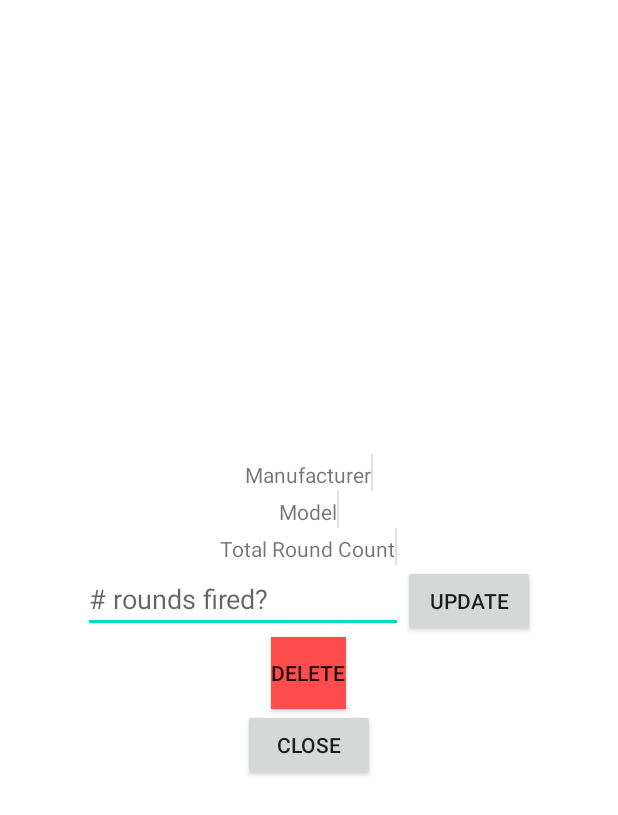
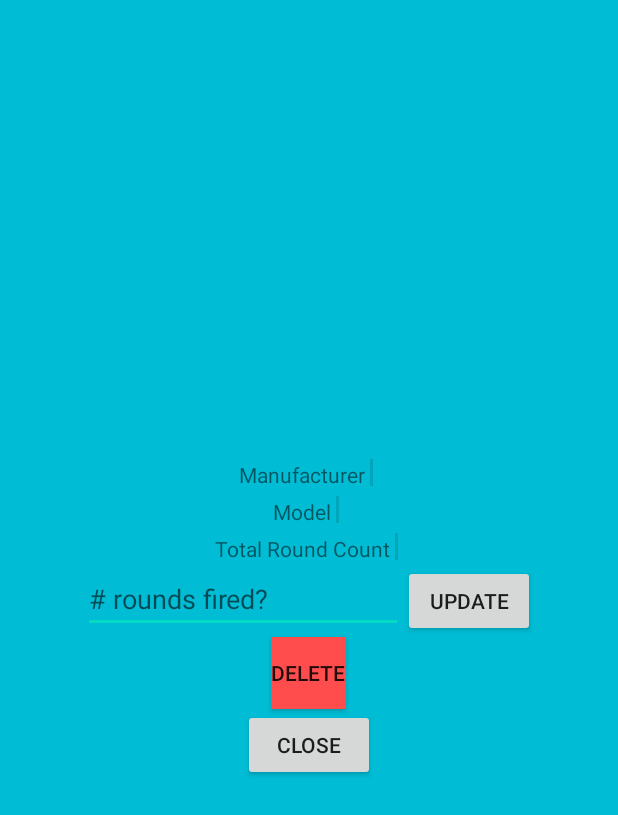
Before and after one commit to prescottwhite/gunlog, an Android app: the layout fragment_view_gun.xml on its own in the app's theme, with its tools: preview values and no code run, on a phone screen of 412 x 824 dp. Shown: the top 815 px of the screen. Run offline under Robolectric (Android 15) with nearby library versions, the phone set to English and light mode, and no system bars.

Commit message:
Change background color of viewing gun layout to blue. Also create reusable divider view

```diff
--- /dev/null
+++ b/app/src/main/res/layout/divider_view.xml
@@ -0,0 +1,8 @@
+<?xml version="1.0" encoding="utf-8"?>
+<View
+    android:layout_width="2dp"
+    android:layout_height="match_parent"
+    android:layout_margin="3dp"
+    android:layout_weight="1"
+    android:background="?android:attr/listDivider"
+    xmlns:android="http://schemas.android.com/apk/res/android" />
--- a/app/src/main/res/layout/fragment_view_gun.xml
+++ b/app/src/main/res/layout/fragment_view_gun.xml
@@ -3,7 +3,7 @@
     android:layout_width="match_parent"
     android:layout_height="match_parent"
     android:animateLayoutChanges="true"
-    android:background="#FFFFFF"
+    android:background="#00BCD4"
     android:gravity="center"
     android:orientation="vertical">
 
@@ -19,12 +19,7 @@
             android:layout_weight="1"
             android:text="@string/text_manufacturer" />
 
-        <View
-            android:id="@+id/divider"
-            android:layout_width="1dp"
-            android:layout_height="match_parent"
-            android:layout_weight="1"
-            android:background="?android:attr/listDivider" />
+        <include layout="@layout/divider_view"/>
 
         <TextView
             android:id="@+id/textViewFragMfr"
@@ -45,12 +40,7 @@
             android:layout_weight="1"
             android:text="@string/text_model" />
 
-        <View
-            android:id="@+id/divider2"
-            android:layout_width="1dp"
-            android:layout_height="match_parent"
-            android:layout_weight="1"
-            android:background="?android:attr/listDivider" />
+        <include layout="@layout/divider_view"/>
 
         <TextView
             android:id="@+id/textViewFragModel"
@@ -71,12 +61,7 @@
             android:layout_weight="1"
             android:text="@string/text_total_rounds" />
 
-        <View
-            android:id="@+id/divider3"
-            android:layout_width="1dp"
-            android:layout_height="match_parent"
-            android:layout_weight="1"
-            android:background="?android:attr/listDivider" />
+        <include layout="@layout/divider_view"/>
 
         <TextView
             android:id="@+id/textViewFragTotalRounds"
@@ -97,8 +82,8 @@
             android:layout_weight="1"
             android:ems="10"
             android:hint="@string/button_hint_update_rounds"
-            android:inputType="number"
-            android:importantForAutofill="no" />
+            android:importantForAutofill="no"
+            android:inputType="number" />
 
         <Button
             android:id="@+id/buttonUpdateRounds"
```
